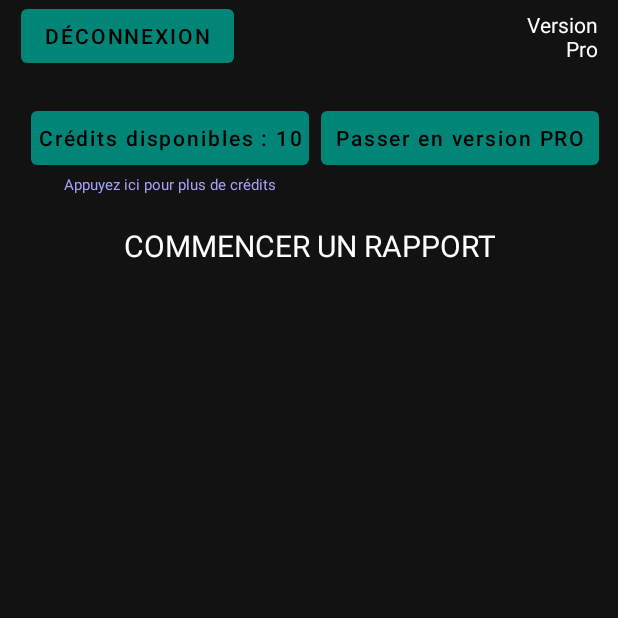
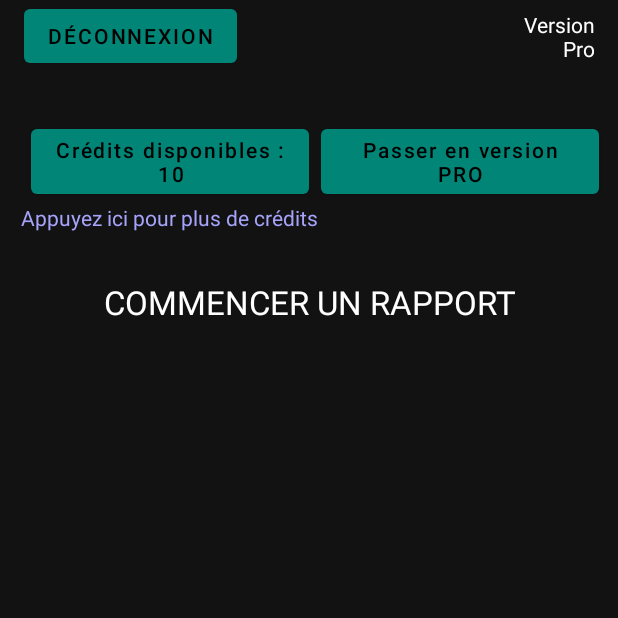
Before and after one commit to lgiralt-agrove/skeleton_android, an Android app: the fragment HomeFragment shown on its own in the app's theme, on a phone screen of 412 x 824 dp, the top half of it. Run offline under Robolectric (Android 15) with nearby library versions, the phone set to English and light mode, and no system bars; our stand-ins replace Dagger/Hilt's generated code, Timber, data binding; 2 statements that could not run were skipped.

Commit message:
Introduce dimens

```diff
--- a/app/src/main/res/layout/fragment_home.xml
+++ b/app/src/main/res/layout/fragment_home.xml
@@ -23,7 +23,7 @@
             android:id="@+id/ib_logout"
             android:layout_width="wrap_content"
             android:layout_height="wrap_content"
-            android:layout_marginStart="14dp"
+            android:layout_marginStart="@dimen/margin_normal"
             android:text="@string/logout"
             app:layout_constraintStart_toStartOf="parent"
             app:layout_constraintTop_toTopOf="parent"/>
@@ -32,7 +32,7 @@
             android:id="@+id/tv_pro"
             android:layout_width="wrap_content"
             android:layout_height="wrap_content"
-            android:layout_marginEnd="14dp"
+            android:layout_marginEnd="@dimen/margin_normal"
             android:gravity="end"
             android:text="@string/version_pro"
             app:layout_constraintBottom_toBottomOf="@+id/ib_logout"
@@ -43,8 +43,7 @@
             android:id="@+id/bt_credits"
             android:layout_width="0dp"
             android:layout_height="wrap_content"
-            android:layout_marginTop="20dp"
-            android:padding="2dp"
+            android:layout_marginTop="@dimen/margin_large"
             android:text="@string/chargement_des_credits"
             android:textAllCaps="false"
             tools:text="Crédits disponibles : 300"
@@ -56,8 +55,7 @@
             android:id="@+id/bt_pro"
             android:layout_width="0dp"
             android:layout_height="wrap_content"
-            android:layout_marginStart="8dp"
-            android:padding="2dp"
+            android:layout_marginStart="@dimen/margin_small"
             android:text="@string/passer_en_version_pro"
             android:textAllCaps="false"
             app:layout_constraintStart_toEndOf="@+id/gl_middle"
@@ -66,27 +64,27 @@
 
         <TextView
             android:id="@+id/tv_credits_hint"
+            style="@android:style/TextAppearance.Small"
             android:layout_width="wrap_content"
             android:layout_height="wrap_content"
-            android:layout_marginStart="8dp"
-            android:layout_marginEnd="8dp"
+            android:layout_marginStart="@dimen/margin_small"
+            android:layout_marginEnd="@dimen/margin_small"
             android:text="@string/appuyez_ici_pour_plus_de_credits"
             android:textColor="@color/colorSecondary"
-            android:textSize="10sp"
             app:layout_constraintEnd_toEndOf="@+id/bt_credits"
             app:layout_constraintStart_toStartOf="@+id/bt_credits"
             app:layout_constraintTop_toBottomOf="@+id/bt_credits" />
 
         <TextView
             android:id="@+id/tv_title"
+            style="@android:style/TextAppearance.Large"
             android:layout_width="wrap_content"
             android:layout_height="wrap_content"
-            android:layout_marginStart="8dp"
-            android:layout_marginTop="20dp"
-            android:layout_marginEnd="8dp"
+            android:layout_marginStart="@dimen/margin_small"
+            android:layout_marginTop="@dimen/margin_large"
+            android:layout_marginEnd="@dimen/margin_small"
             android:text="@string/commencer_un_rapport"
             android:gravity="center_horizontal"
-            android:textSize="20sp"
             app:layout_constraintEnd_toEndOf="parent"
             app:layout_constraintStart_toStartOf="parent"
             app:layout_constraintTop_toBottomOf="@+id/tv_credits_hint" />
--- a/app/src/main/res/layout/fragment_main.xml
+++ b/app/src/main/res/layout/fragment_main.xml
@@ -20,7 +20,7 @@
         android:id="@+id/bottom_navigation"
         android:layout_width="match_parent"
         android:layout_height="wrap_content"
-        android:layout_marginBottom="8dp"
+        android:layout_marginBottom="@dimen/margin_small"
         android:background="@android:color/transparent"
         app:itemIconTint="@android:color/white"
         app:itemTextColor="@android:color/white"
--- a/build.gradle
+++ b/build.gradle
@@ -17,7 +17,7 @@ buildscript {
         dexterVersion = '5.0.0'
         espressoVersion = '3.3.0-alpha02'
         glideVersion = '4.9.0'
-        gradleVersion = '3.5.1'
+        gradleVersion = '3.5.2'
         loggingInterceptorVersion = '4.0.1'
         junitVersion = '4.12'
         kotlinVersion = '1.3.50'
```
Also changed, not shown: app/src/main/res/layout/fragment_about.xml (+8 -8 lines), app/src/main/res/layout/fragment_login.xml (+13 -16 lines), app/src/main/res/layout/fragment_register.xml (+11 -14 lines), app/src/main/res/values/dimens.xml (added, +26 -0 lines).
